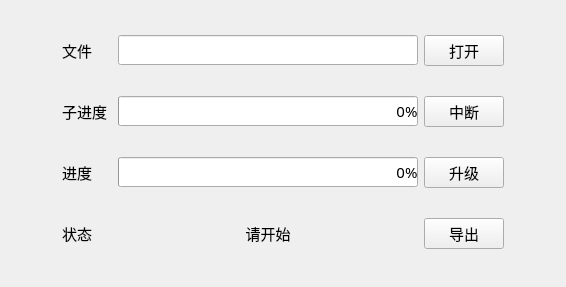
First picture: the form in NetUpgradeTool/common/upgrade/upgradewid.ui, repository ChinaClever/CleverTool, before the edit.
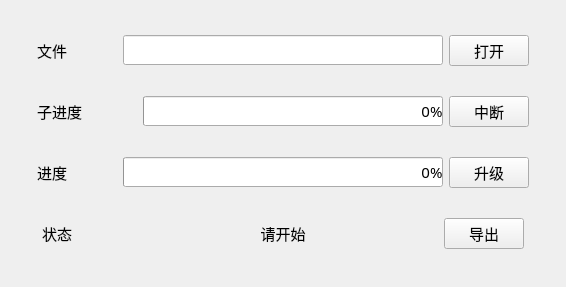
Second picture: the form after the edit.

The edit to the form file:
```diff
--- a/NetUpgradeTool/common/upgrade/upgradewid.ui
+++ b/NetUpgradeTool/common/upgrade/upgradewid.ui
@@ -278,13 +278,13 @@
        </property>
        <property name="minimumSize">
         <size>
-         <width>50</width>
+         <width>100</width>
          <height>20</height>
         </size>
        </property>
        <property name="maximumSize">
         <size>
-         <width>80</width>
+         <width>100</width>
          <height>20</height>
         </size>
        </property>
```
